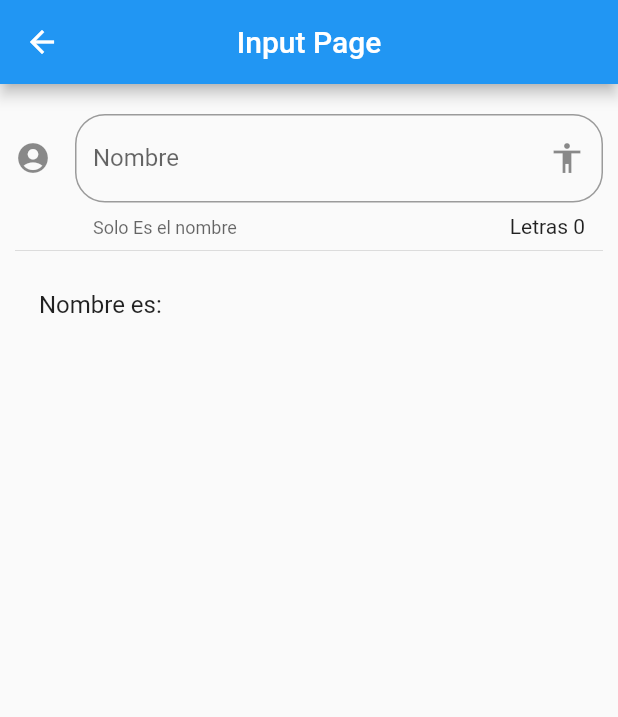
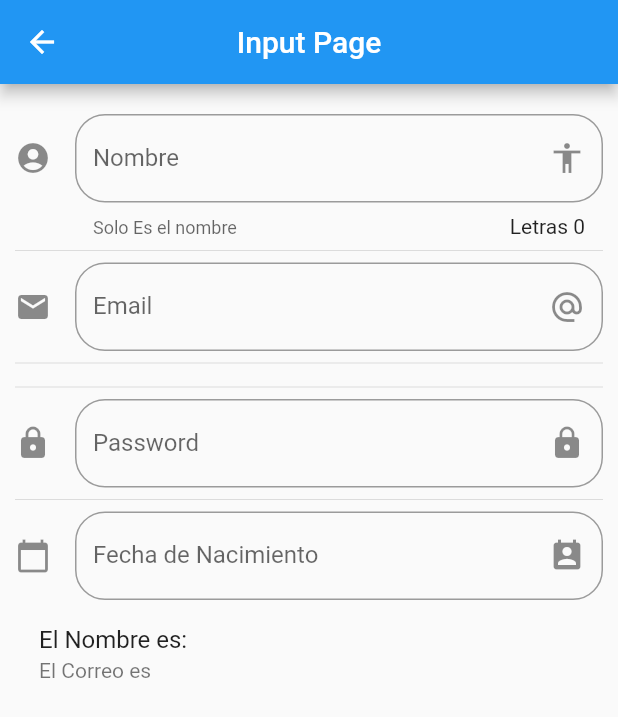
Before and after one commit to KestlerBarrios/ComponentesApp, a Flutter app: the InputPage screen opened by its route, on a phone screen of 412 x 824 dp. Shown: the top 717 px of the screen. Run offline on Flutter 3.47's test engine with Material 2 defaults, Android fonts, the phone set to English and light mode, and no system bars.

```diff
--- a/lib/src/pages/input_page.dart
+++ b/lib/src/pages/input_page.dart
@@ -7,6 +7,10 @@ class InputPage extends StatefulWidget {
 
 class _InputPageState extends State<InputPage> {
   String _nombre = '';
+  String _email = '';
+  String _fecha = '';
+  TextEditingController _textController = TextEditingController();
+
   @override
   Widget build(BuildContext context) {
     return Scaffold(
@@ -16,7 +20,17 @@ class _InputPageState extends State<InputPage> {
       ),
       body: ListView(
         padding: EdgeInsets.symmetric(horizontal: 10.0, vertical: 20.0),
-        children: [_crearInput(), Divider(), _crearPersona()],
+        children: [
+          _crearInput(),
+          Divider(),
+          _crearEmail(),
+          Divider(),
+          Divider(),
+          _crearPassword(),
+          Divider(),
+          _crearFecha(context),
+          _crearPersona()
+        ],
       ),
     );
   }
@@ -35,7 +49,7 @@ class _InputPageState extends State<InputPage> {
       ),
       onChanged: (valor) {
         setState(() {
-           _nombre = valor;
+          _nombre = valor;
         });
       },
     );
@@ -43,7 +57,69 @@ class _InputPageState extends State<InputPage> {
 
   _crearPersona() {
     return ListTile(
-      title: Text('Nombre es: $_nombre'),
+      title: Text('El Nombre es: $_nombre'),
+      subtitle: Text('El Correo es $_email'),
     );
   }
+
+  Widget _crearEmail() {
+    return TextField(
+      keyboardType: TextInputType.emailAddress,
+      decoration: InputDecoration(
+        border: OutlineInputBorder(borderRadius: BorderRadius.circular(20.0)),
+        hintText: 'Email',
+        labelText: 'Email',
+        suffixIcon: Icon(Icons.alternate_email),
+        icon: Icon(Icons.email),
+      ),
+      onChanged: (valor) => setState(() => _email = valor),
+    );
+  }
+
+  Widget _crearPassword() {
+    return TextField(
+      obscureText: true,
+      decoration: InputDecoration(
+        border: OutlineInputBorder(borderRadius: BorderRadius.circular(20.0)),
+        hintText: 'Password',
+        labelText: 'Password',
+        suffixIcon: Icon(Icons.lock),
+        icon: Icon(Icons.lock_rounded),
+      ),
+      onChanged: (valor) => setState(() => _email = valor),
+    );
+  }
+
+  Widget _crearFecha(BuildContext context) {
+    return TextField(
+      enableInteractiveSelection: false,
+      controller: _textController,
+      decoration: InputDecoration(
+        border: OutlineInputBorder(borderRadius: BorderRadius.circular(20.0)),
+        hintText: 'Fecha de Nacimiento',
+        labelText: 'Fecha de Nacimiento',
+        suffixIcon: Icon(Icons.perm_contact_calendar),
+        icon: Icon(Icons.calendar_today),
+      ),
+      onTap: () {
+        FocusScope.of(context).requestFocus(FocusNode());
+        _selectDate(context);
+      },
+    );
+  }
+
+  void _selectDate(BuildContext context) async {
+    DateTime picked = await showDatePicker(
+      context: context,
+      initialDate: DateTime.now(),
+      firstDate: DateTime(2018),
+      lastDate: DateTime(2025),
+    );
+    if (picked != null) {
+      setState(() {
+        _fecha = picked.toString();
+        _textController.text = _fecha;
+      });
+    }
+  }
 }
```
